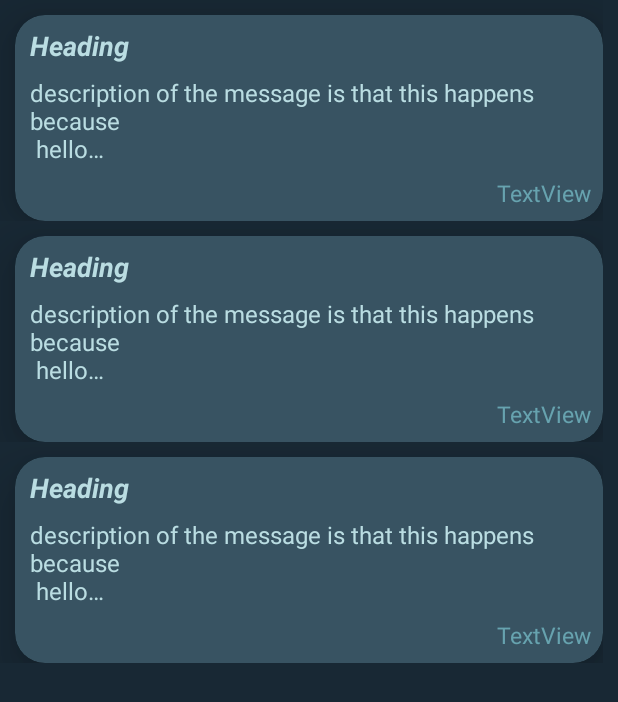
After one commit to TarushGupta23/MyPages, an Android app: the layout activity_notes_main.xml on its own in the app's theme, with its tools: preview values and no code run, on a phone screen of 412 x 824 dp. The commit adds this screen. Shown: the top 702 px of the screen. Run offline under Robolectric (Android 15) with nearby library versions, the phone set to English and light mode, and no system bars.

```diff
--- /dev/null
+++ b/app/src/main/res/layout/activity_notes_main.xml
@@ -0,0 +1,22 @@
+<?xml version="1.0" encoding="utf-8"?>
+<androidx.constraintlayout.widget.ConstraintLayout xmlns:android="http://schemas.android.com/apk/res/android"
+    xmlns:app="http://schemas.android.com/apk/res-auto"
+    xmlns:tools="http://schemas.android.com/tools"
+    android:layout_width="match_parent"
+    android:layout_height="match_parent"
+    android:background="@color/deepBlue"
+    tools:context=".notes.NotesMainActivity">
+
+    <androidx.recyclerview.widget.RecyclerView
+        android:id="@+id/recyclerView_cardMain"
+        android:layout_width="0dp"
+        android:layout_height="0dp"
+        android:paddingRight="10dp"
+        app:layout_constraintBottom_toBottomOf="parent"
+        app:layout_constraintEnd_toEndOf="parent"
+        app:layout_constraintHorizontal_bias="0.0"
+        app:layout_constraintStart_toStartOf="parent"
+        app:layout_constraintTop_toTopOf="parent"
+        app:layout_constraintVertical_bias="1.0"
+        tools:listitem="@layout/note_card" />
+</androidx.constraintlayout.widget.ConstraintLayout>
--- /dev/null
+++ b/app/src/main/res/layout/note_card.xml
@@ -0,0 +1,63 @@
+<?xml version="1.0" encoding="utf-8"?>
+<androidx.constraintlayout.widget.ConstraintLayout xmlns:android="http://schemas.android.com/apk/res/android"
+    xmlns:app="http://schemas.android.com/apk/res-auto"
+    android:layout_width="match_parent"
+    android:layout_height="wrap_content">
+
+    <androidx.cardview.widget.CardView
+        android:id="@+id/cardView_noteCard"
+        android:layout_width="0dp"
+        android:layout_height="wrap_content"
+        android:layout_marginLeft="10dp"
+        android:layout_marginTop="10dp"
+        app:cardBackgroundColor="@color/deepBlue3"
+        app:cardCornerRadius="20dp"
+        app:cardElevation="20dp"
+        app:layout_constraintBottom_toBottomOf="parent"
+        app:layout_constraintEnd_toEndOf="parent"
+        app:layout_constraintStart_toStartOf="parent"
+        app:layout_constraintTop_toTopOf="parent">
+
+        <LinearLayout
+            android:layout_width="match_parent"
+            android:layout_height="match_parent"
+            android:orientation="vertical">
+
+            <TextView
+                android:id="@+id/textView_noteCardHeading"
+                android:layout_width="match_parent"
+                android:layout_height="wrap_content"
+                android:layout_marginHorizontal="10dp"
+                android:layout_marginVertical="8dp"
+                android:ellipsize="end"
+                android:maxLines="1"
+                android:text="Heading"
+                android:textColor="@color/ice"
+                android:textSize="18sp"
+                android:textStyle="bold|italic" />
+
+            <TextView
+                android:id="@+id/textView_noteCardDescription"
+                android:layout_width="match_parent"
+                android:layout_height="wrap_content"
+                android:layout_marginHorizontal="10dp"
+                android:ellipsize="end"
+                android:maxLines="3"
+                android:text="description of the message is that this happens because\n hello\n dhecgds\n cdub"
+                android:textColor="@color/ice"
+                android:textSize="16sp" />
+
+            <TextView
+                android:id="@+id/textView_noteCardDateCreated"
+                android:layout_width="wrap_content"
+                android:layout_height="wrap_content"
+                android:layout_gravity="right"
+                android:layout_margin="8dp"
+                android:layout_marginBottom="5dp"
+                android:text="TextView"
+                android:textColor="@color/buttonBlue"
+                android:textSize="15sp" />
+
+        </LinearLayout>
+    </androidx.cardview.widget.CardView>
+</androidx.constraintlayout.widget.ConstraintLayout>
--- a/app/src/main/res/layout/tally_counter_card.xml
+++ b/app/src/main/res/layout/tally_counter_card.xml
@@ -8,7 +8,7 @@
         android:id="@+id/tallyCounterCard_body"
         android:layout_width="0dp"
         android:layout_height="wrap_content"
-        android:layout_margin="20dp"
+        android:layout_margin="10dp"
         app:cardBackgroundColor="@color/deepBlue3"
         app:cardCornerRadius="20dp"
         app:cardElevation="20dp"
```
Also changed, not shown: app/src/main/AndroidManifest.xml (+11 -2 lines), app/src/main/java/com/example/mypages/notes/Adapter_notes.java (added, +95 -0 lines), app/src/main/java/com/example/mypages/notes/Model_Note.java (added, +38 -0 lines), app/src/main/java/com/example/mypages/notes/NotesEditActivity.java (added, +16 -0 lines), app/src/main/java/com/example/mypages/notes/NotesMainActivity.java (added, +95 -0 lines), app/src/main/java/com/example/mypages/selectCreateActivity.java (+32 -31 lines), app/src/main/res/layout/activity_notes_edit.xml (added, +50 -0 lines), app/src/main/res/menu/actionbar_note_menu.xml (added, +16 -0 lines).
